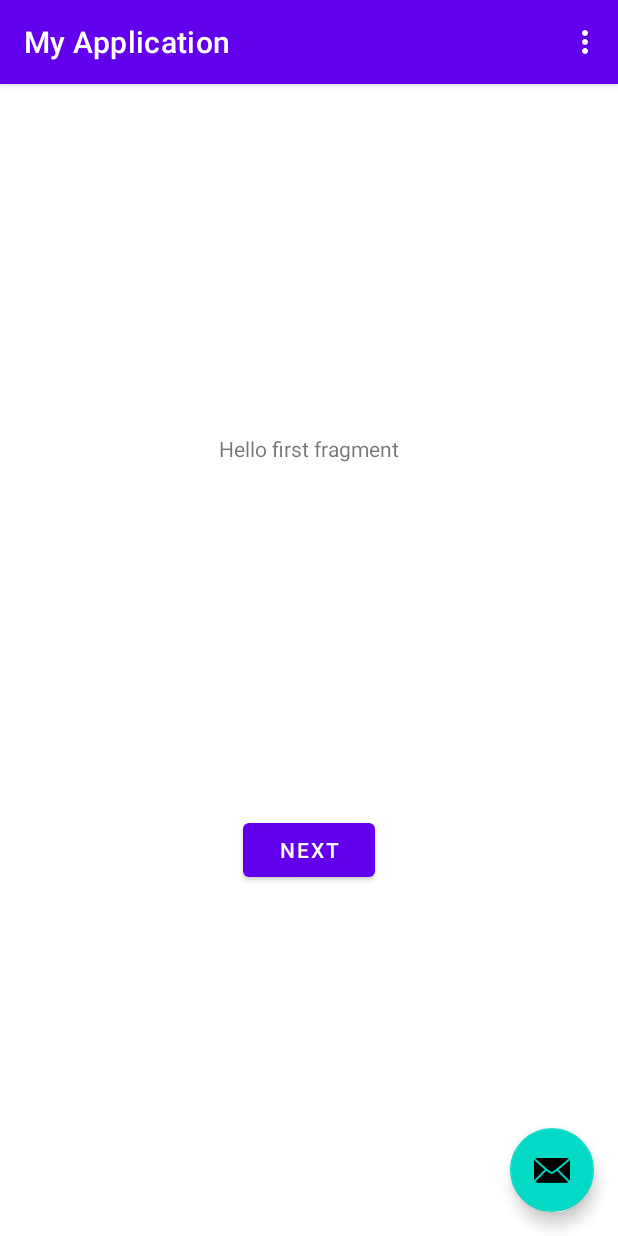
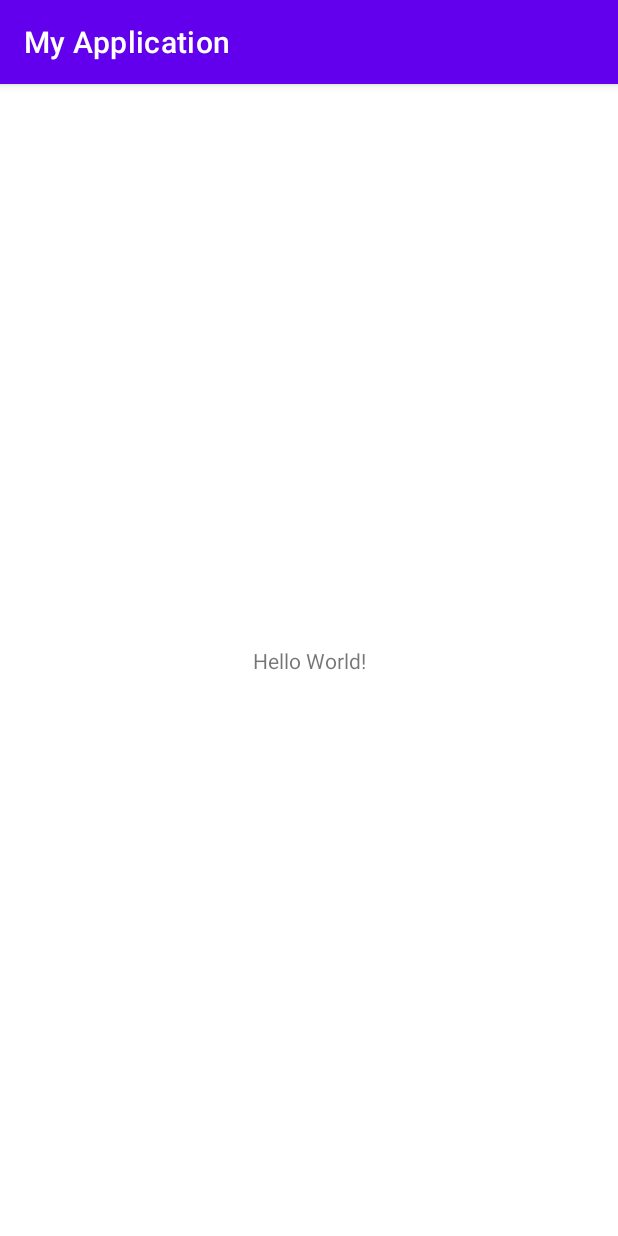
Before and after one commit to eun1310434/android_study, an Android app: the screen it shows after launch (MainActivity), on a phone screen of 412 x 824 dp. Run offline under Robolectric (Android 15) with nearby library versions, the phone set to English and light mode, and no system bars.

Commit message:
added new project

```diff
--- a/app/src/main/java/com/example/myapplication/FirstFragment.kt
+++ /dev/null
@@ -1,31 +0,0 @@
-package com.example.myapplication
-
-import android.os.Bundle
-import androidx.fragment.app.Fragment
-import android.view.LayoutInflater
-import android.view.View
-import android.view.ViewGroup
-import android.widget.Button
-import androidx.navigation.fragment.findNavController
-
-/**
- * A simple [Fragment] subclass as the default destination in the navigation.
- */
-class FirstFragment : Fragment() {
-
-    override fun onCreateView(
-            inflater: LayoutInflater, container: ViewGroup?,
-            savedInstanceState: Bundle?
-    ): View? {
-        // Inflate the layout for this fragment
-        return inflater.inflate(R.layout.fragment_first, container, false)
-    }
-
-    override fun onViewCreated(view: View, savedInstanceState: Bundle?) {
-        super.onViewCreated(view, savedInstanceState)
-
-        view.findViewById<Button>(R.id.button_first).setOnClickListener {
-            findNavController().navigate(R.id.action_FirstFragment_to_SecondFragment)
-        }
-    }
-}
--- a/app/src/main/java/com/example/myapplication/MainActivity.kt
+++ /dev/null
@@ -1,38 +0,0 @@
-package com.example.myapplication
-
-import android.os.Bundle
-import com.google.android.material.floatingactionbutton.FloatingActionButton
-import com.google.android.material.snackbar.Snackbar
-import androidx.appcompat.app.AppCompatActivity
-import android.view.Menu
-import android.view.MenuItem
-
-class MainActivity : AppCompatActivity() {
-
-    override fun onCreate(savedInstanceState: Bundle?) {
-        super.onCreate(savedInstanceState)
-        setContentView(R.layout.activity_main)
-        setSupportActionBar(findViewById(R.id.toolbar))
-
-        findViewById<FloatingActionButton>(R.id.fab).setOnClickListener { view ->
-            Snackbar.make(view, "Replace with your own action", Snackbar.LENGTH_LONG)
-                    .setAction("Action", null).show()
-        }
-    }
-
-    override fun onCreateOptionsMenu(menu: Menu): Boolean {
-        // Inflate the menu; this adds items to the action bar if it is present.
-        menuInflater.inflate(R.menu.menu_main, menu)
-        return true
-    }
-
-    override fun onOptionsItemSelected(item: MenuItem): Boolean {
-        // Handle action bar item clicks here. The action bar will
-        // automatically handle clicks on the Home/Up button, so long
-        // as you specify a parent activity in AndroidManifest.xml.
-        return when (item.itemId) {
-            R.id.action_settings -> true
-            else -> super.onOptionsItemSelected(item)
-        }
-    }
-}
--- a/app/src/main/res/layout/activity_main.xml
+++ b/app/src/main/res/layout/activity_main.xml
@@ -1,33 +1,18 @@
 <?xml version="1.0" encoding="utf-8"?>
-<androidx.coordinatorlayout.widget.CoordinatorLayout xmlns:android="http://schemas.android.com/apk/res/android"
+<androidx.constraintlayout.widget.ConstraintLayout xmlns:android="http://schemas.android.com/apk/res/android"
     xmlns:app="http://schemas.android.com/apk/res-auto"
     xmlns:tools="http://schemas.android.com/tools"
     android:layout_width="match_parent"
     android:layout_height="match_parent"
     tools:context=".MainActivity">
 
-    <com.google.android.material.appbar.AppBarLayout
-        android:layout_width="match_parent"
-        android:layout_height="wrap_content"
-        android:theme="@style/Theme.MyApplication.AppBarOverlay">
-
-        <androidx.appcompat.widget.Toolbar
-            android:id="@+id/toolbar"
-            android:layout_width="match_parent"
-            android:layout_height="?attr/actionBarSize"
-            android:background="?attr/colorPrimary"
-            app:popupTheme="@style/Theme.MyApplication.PopupOverlay" />
-
-    </com.google.android.material.appbar.AppBarLayout>
-
-    <include layout="@layout/content_main" />
-
-    <com.google.android.material.floatingactionbutton.FloatingActionButton
-        android:id="@+id/fab"
+    <TextView
         android:layout_width="wrap_content"
         android:layout_height="wrap_content"
-        android:layout_gravity="bottom|end"
-        android:layout_margin="@dimen/fab_margin"
-        app:srcCompat="@android:drawable/ic_dialog_email" />
+        android:text="Hello World!"
+        app:layout_constraintBottom_toBottomOf="parent"
+        app:layout_constraintLeft_toLeftOf="parent"
+        app:layout_constraintRight_toRightOf="parent"
+        app:layout_constraintTop_toTopOf="parent" />
 
-</androidx.coordinatorlayout.widget.CoordinatorLayout>
+</androidx.constraintlayout.widget.ConstraintLayout>
--- a/app/src/main/res/layout/content_main.xml
+++ /dev/null
@@ -1,19 +0,0 @@
-<?xml version="1.0" encoding="utf-8"?>
-<androidx.constraintlayout.widget.ConstraintLayout xmlns:android="http://schemas.android.com/apk/res/android"
-    xmlns:app="http://schemas.android.com/apk/res-auto"
-    android:layout_width="match_parent"
-    android:layout_height="match_parent"
-    app:layout_behavior="@string/appbar_scrolling_view_behavior">
-
-    <fragment
-        android:id="@+id/nav_host_fragment"
-        android:name="androidx.navigation.fragment.NavHostFragment"
-        android:layout_width="0dp"
-        android:layout_height="0dp"
-        app:defaultNavHost="true"
-        app:layout_constraintBottom_toBottomOf="parent"
-        app:layout_constraintLeft_toLeftOf="parent"
-        app:layout_constraintRight_toRightOf="parent"
-        app:layout_constraintTop_toTopOf="parent"
-        app:navGraph="@navigation/nav_graph" />
-</androidx.constraintlayout.widget.ConstraintLayout>
--- a/app/src/main/res/layout/fragment_first.xml
+++ /dev/null
@@ -1,28 +0,0 @@
-<?xml version="1.0" encoding="utf-8"?>
-<androidx.constraintlayout.widget.ConstraintLayout xmlns:android="http://schemas.android.com/apk/res/android"
-    xmlns:app="http://schemas.android.com/apk/res-auto"
-    xmlns:tools="http://schemas.android.com/tools"
-    android:layout_width="match_parent"
-    android:layout_height="match_parent"
-    tools:context=".FirstFragment">
-
-    <TextView
-        android:id="@+id/textview_first"
-        android:layout_width="wrap_content"
-        android:layout_height="wrap_content"
-        android:text="@string/hello_first_fragment"
-        app:layout_constraintBottom_toTopOf="@id/button_first"
-        app:layout_constraintEnd_toEndOf="parent"
-        app:layout_constraintStart_toStartOf="parent"
-        app:layout_constraintTop_toTopOf="parent" />
-
-    <Button
-        android:id="@+id/button_first"
-        android:layout_width="wrap_content"
-        android:layout_height="wrap_content"
-        android:text="@string/next"
-        app:layout_constraintBottom_toBottomOf="parent"
-        app:layout_constraintEnd_toEndOf="parent"
-        app:layout_constraintStart_toStartOf="parent"
-        app:layout_constraintTop_toBottomOf="@id/textview_first" />
-</androidx.constraintlayout.widget.ConstraintLayout>
--- a/app/src/main/res/menu/menu_main.xml
+++ /dev/null
@@ -1,10 +0,0 @@
-<menu xmlns:android="http://schemas.android.com/apk/res/android"
-    xmlns:app="http://schemas.android.com/apk/res-auto"
-    xmlns:tools="http://schemas.android.com/tools"
-    tools:context="com.example.myapplication.MainActivity">
-    <item
-        android:id="@+id/action_settings"
-        android:orderInCategory="100"
-        android:title="@string/action_settings"
-        app:showAsAction="never" />
-</menu>
--- a/app/src/main/res/navigation/nav_graph.xml
+++ /dev/null
@@ -1,28 +0,0 @@
-<?xml version="1.0" encoding="utf-8"?>
-<navigation xmlns:android="http://schemas.android.com/apk/res/android"
-    xmlns:app="http://schemas.android.com/apk/res-auto"
-    xmlns:tools="http://schemas.android.com/tools"
-    android:id="@+id/nav_graph"
-    app:startDestination="@id/FirstFragment">
-
-    <fragment
-        android:id="@+id/FirstFragment"
-        android:name="com.example.myapplication.FirstFragment"
-        android:label="@string/first_fragment_label"
-        tools:layout="@layout/fragment_first">
-
-        <action
-            android:id="@+id/action_FirstFragment_to_SecondFragment"
-            app:destination="@id/SecondFragment" />
-    </fragment>
-    <fragment
-        android:id="@+id/SecondFragment"
-        android:name="com.example.myapplication.SecondFragment"
-        android:label="@string/second_fragment_label"
-        tools:layout="@layout/fragment_second">
-
-        <action
-            android:id="@+id/action_SecondFragment_to_FirstFragment"
-            app:destination="@id/FirstFragment" />
-    </fragment>
-</navigation>
--- a/app/src/main/res/values/dimens.xml
+++ /dev/null
@@ -1,3 +0,0 @@
-<resources>
-    <dimen name="fab_margin">16dp</dimen>
-</resources>
--- a/app/src/main/res/values/strings.xml
+++ b/app/src/main/res/values/strings.xml
@@ -1,12 +1,3 @@
 <resources>
     <string name="app_name">My Application</string>
-    <string name="action_settings">Settings</string>
-    <!-- Strings used for fragments for navigation -->
-    <string name="first_fragment_label">First Fragment</string>
-    <string name="second_fragment_label">Second Fragment</string>
-    <string name="next">Next</string>
-    <string name="previous">Previous</string>
-
-    <string name="hello_first_fragment">Hello first fragment</string>
-    <string name="hello_second_fragment">Hello second fragment. Arg: %1$s</string>
 </resources>
--- a/app/src/main/res/values/themes.xml
+++ b/app/src/main/res/values/themes.xml
@@ -13,13 +13,4 @@
         <item name="android:statusBarColor" tools:targetApi="l">?attr/colorPrimaryVariant</item>
         <!-- Customize your theme here. -->
     </style>
-
-    <style name="Theme.MyApplication.NoActionBar">
-        <item name="windowActionBar">false</item>
-        <item name="windowNoTitle">true</item>
-    </style>
-
-    <style name="Theme.MyApplication.AppBarOverlay" parent="ThemeOverlay.AppCompat.Dark.ActionBar" />
-
-    <style name="Theme.MyApplication.PopupOverlay" parent="ThemeOverlay.AppCompat.Light" />
 </resources>
```
Also changed, not shown: app/build.gradle (+7 -9 lines), app/src/main/AndroidManifest.xml (+2 -5 lines), app/src/main/java/com/companyname/myapplication/MainActivity.kt (added, +11 -0 lines), app/src/main/java/com/example/myapplication/SecondFragment.kt (deleted, +0 -31 lines), app/src/main/res/layout/fragment_second.xml (deleted, +0 -27 lines), gradle/wrapper/gradle-wrapper.properties, 6 other files.
